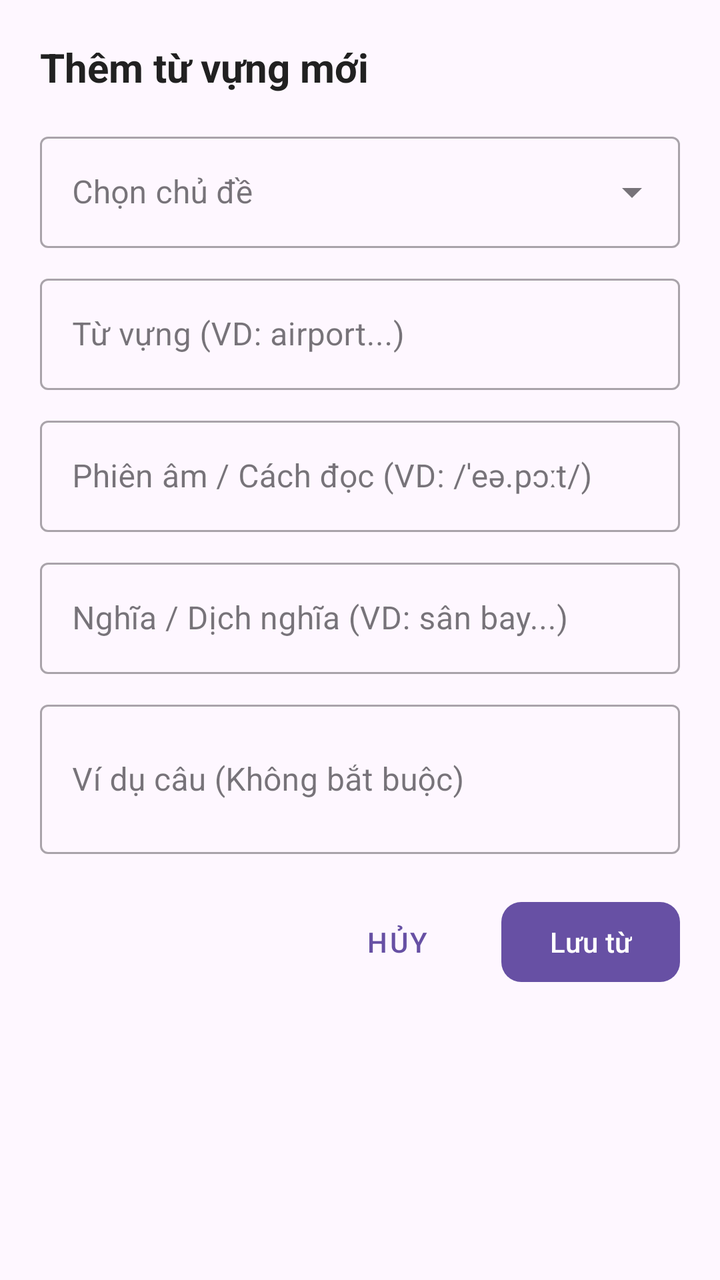
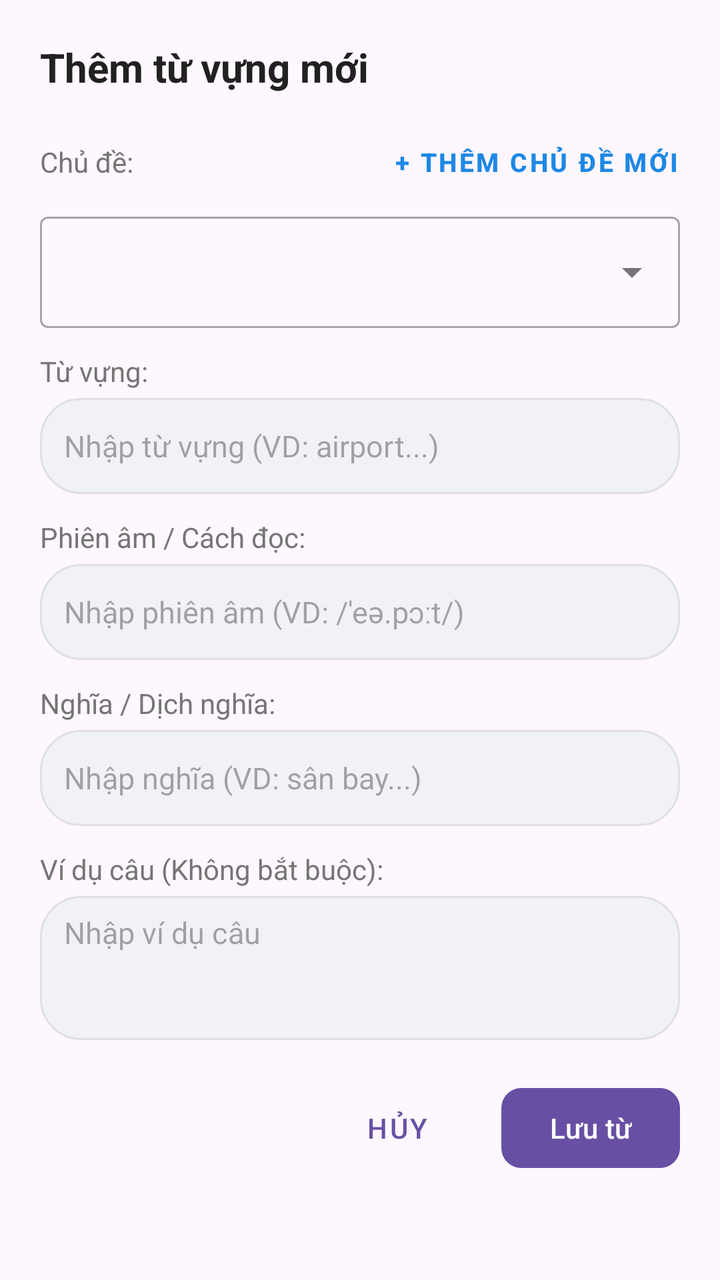

The first picture is an Android layout as it rendered before a commit; the second is the same layout after the commit. The layout source and the unified diff follow.
<!-- AndroidManifest.xml: application theme Theme.ProjectHocTiengAnh -->
<!-- res/layout/dialog_them_tu_vung.xml -->
<?xml version="1.0" encoding="utf-8"?>
<LinearLayout xmlns:android="http://schemas.android.com/apk/res/android"
    xmlns:app="http://schemas.android.com/apk/res-auto"
    android:layout_width="match_parent"
    android:layout_height="wrap_content"
    android:orientation="vertical"
    android:padding="20dp">

    <TextView
        android:id="@+id/tvDialogTitle"
        android:layout_width="wrap_content"
        android:layout_height="wrap_content"
        android:text="Thêm từ vựng mới"
        android:textColor="@color/text_primary"
        android:textSize="20sp"
        android:textStyle="bold" />

    
    <com.google.android.material.textfield.TextInputLayout
        android:id="@+id/layoutSelectTopic"
        style="@style/Widget.MaterialComponents.TextInputLayout.OutlinedBox.ExposedDropdownMenu"
        android:layout_width="match_parent"
        android:layout_height="wrap_content"
        android:layout_marginTop="16dp"
        android:hint="Chọn chủ đề">

        <AutoCompleteTextView
            android:id="@+id/actvSelectTopic"
            android:layout_width="match_parent"
            android:layout_height="wrap_content"
            android:inputType="none" />
    </com.google.android.material.textfield.TextInputLayout>

    <com.google.android.material.textfield.TextInputLayout
        style="@style/Widget.MaterialComponents.TextInputLayout.OutlinedBox"
        android:layout_width="match_parent"
        android:layout_height="wrap_content"
        android:layout_marginTop="10dp"
        android:hint="Từ vựng (VD: airport...)">

        <com.google.android.material.textfield.TextInputEditText
            android:id="@+id/etWord"
            android:layout_width="match_parent"
            android:layout_height="wrap_content"
            android:inputType="textCapSentences|textMultiLine" />
    </com.google.android.material.textfield.TextInputLayout>

    <com.google.android.material.textfield.TextInputLayout
        style="@style/Widget.MaterialComponents.TextInputLayout.OutlinedBox"
        android:layout_width="match_parent"
        android:layout_height="wrap_content"
        android:layout_marginTop="10dp"
        android:hint="Phiên âm / Cách đọc (VD: /ˈeə.pɔːt/)">

        <com.google.android.material.textfield.TextInputEditText
            android:id="@+id/etPhonetic"
            android:layout_width="match_parent"
            android:layout_height="wrap_content"
            android:inputType="textCapSentences" />
    </com.google.android.material.textfield.TextInputLayout>

    <com.google.android.material.textfield.TextInputLayout
        style="@style/Widget.MaterialComponents.TextInputLayout.OutlinedBox"
        android:layout_width="match_parent"
        android:layout_height="wrap_content"
        android:layout_marginTop="10dp"
        android:hint="Nghĩa / Dịch nghĩa (VD: sân bay...)">

        <com.google.android.material.textfield.TextInputEditText
            android:id="@+id/etMeaning"
            android:layout_width="match_parent"
            android:layout_height="wrap_content"
            android:inputType="textCapSentences|textMultiLine" />
    </com.google.android.material.textfield.TextInputLayout>

    <com.google.android.material.textfield.TextInputLayout
        style="@style/Widget.MaterialComponents.TextInputLayout.OutlinedBox"
        android:layout_width="match_parent"
        android:layout_height="wrap_content"
        android:layout_marginTop="10dp"
        android:hint="Ví dụ câu (Không bắt buộc)">

        <com.google.android.material.textfield.TextInputEditText
            android:id="@+id/etExample"
            android:layout_width="match_parent"
            android:layout_height="wrap_content"
            android:inputType="textCapSentences|textMultiLine"
            android:minLines="2" />
    </com.google.android.material.textfield.TextInputLayout>

    <LinearLayout
        android:layout_width="match_parent"
        android:layout_height="wrap_content"
        android:layout_marginTop="20dp"
        android:gravity="end"
        android:orientation="horizontal">

        <com.google.android.material.button.MaterialButton
            android:id="@+id/btnCancelWord"
            style="@style/Widget.MaterialComponents.Button.TextButton"
            android:layout_width="wrap_content"
            android:layout_height="wrap_content"
            android:text="Hủy" />

        <com.google.android.material.button.MaterialButton
            android:id="@+id/btnSaveWord"
            android:layout_width="wrap_content"
            android:layout_height="wrap_content"
            android:layout_marginStart="8dp"
            android:text="Lưu từ"
            app:cornerRadius="10dp" />

    </LinearLayout>

</LinearLayout>
<!-- resources referenced by this layout -->
<resources>
  <color name="text_primary">#212121</color>
  <style name="Theme.ProjectHocTiengAnh" parent="Base.Theme.ProjectHocTiengAnh" />
  <style name="Base.Theme.ProjectHocTiengAnh" parent="Theme.Material3.DayNight.NoActionBar">
          
          
      </style>
</resources>

<!-- the commit's change to res/layout/dialog_them_tu_vung.xml (unified diff, before → after) -->
@@ -16,13 +16,40 @@
         android:textStyle="bold" />
 
     
+    <LinearLayout
+        android:layout_width="match_parent"
+        android:layout_height="wrap_content"
+        android:layout_marginTop="16dp"
+        android:gravity="center_vertical"
+        android:orientation="horizontal">
+
+        <TextView
+            android:layout_width="0dp"
+            android:layout_height="wrap_content"
+            android:layout_weight="1"
+            android:text="Chủ đề:"
+            android:textColor="@color/text_secondary"
+            android:textSize="14sp" />
+
+        <com.google.android.material.button.MaterialButton
+            android:id="@+id/btnQuickAddTopic"
+            style="@style/Widget.MaterialComponents.Button.TextButton"
+            android:layout_width="wrap_content"
+            android:layout_height="36dp"
+            android:padding="0dp"
+            android:text="+ Thêm chủ đề mới"
+            android:textColor="@color/primary"
+            android:textSize="13sp"
+            android:textStyle="bold" />
+
+    </LinearLayout>
+
     <com.google.android.material.textfield.TextInputLayout
         android:id="@+id/layoutSelectTopic"
         style="@style/Widget.MaterialComponents.TextInputLayout.OutlinedBox.ExposedDropdownMenu"
         android:layout_width="match_parent"
         android:layout_height="wrap_content"
-        android:layout_marginTop="16dp"
-        android:hint="Chọn chủ đề">
+        android:layout_marginTop="4dp">
 
         <AutoCompleteTextView
             android:id="@+id/actvSelectTopic"
@@ -31,62 +58,87 @@
             android:inputType="none" />
     </com.google.android.material.textfield.TextInputLayout>
 
-    <com.google.android.material.textfield.TextInputLayout
-        style="@style/Widget.MaterialComponents.TextInputLayout.OutlinedBox"
+    
+    <TextView
+        android:layout_width="wrap_content"
+        android:layout_height="wrap_content"
+        android:layout_marginTop="12dp"
+        android:text="Từ vựng:"
+        android:textColor="@color/text_secondary"
+        android:textSize="14sp" />
+
+    <EditText
+        android:id="@+id/etWord"
         android:layout_width="match_parent"
+        android:layout_height="48dp"
+        android:layout_marginTop="4dp"
+        android:background="@drawable/bg_pill_unselected"
+        android:hint="Nhập từ vựng (VD: airport...)"
+        android:inputType="textCapSentences"
+        android:paddingHorizontal="12dp"
+        android:textSize="15sp" />
+
+    
+    <TextView
+        android:layout_width="wrap_content"
         android:layout_height="wrap_content"
-        android:layout_marginTop="10dp"
-        android:hint="Từ vựng (VD: airport...)">
+        android:layout_marginTop="12dp"
+        android:text="Phiên âm / Cách đọc:"
+        android:textColor="@color/text_secondary"
+        android:textSize="14sp" />
 
-        <com.google.android.material.textfield.TextInputEditText
-            android:id="@+id/etWord"
-            android:layout_width="match_parent"
-            android:layout_height="wrap_content"
-            android:inputType="textCapSentences|textMultiLine" />
-    </com.google.android.material.textfield.TextInputLayout>
+    <EditText
+        android:id="@+id/etPhonetic"
+        android:layout_width="match_parent"
+        android:layout_height="48dp"
+        android:layout_marginTop="4dp"
+        android:background="@drawable/bg_pill_unselected"
+        android:hint="Nhập phiên âm (VD: /ˈeə.pɔːt/)"
+        android:inputType="textCapSentences"
+        android:paddingHorizontal="12dp"
+        android:textSize="15sp" />
 
-    <com.google.android.material.textfield.TextInputLayout
-        style="@style/Widget.MaterialComponents.TextInputLayout.OutlinedBox"
+    
+    <TextView
+        android:layout_width="wrap_content"
+        android:layout_height="wrap_content"
+        android:layout_marginTop="12dp"
+        android:text="Nghĩa / Dịch nghĩa:"
+        android:textColor="@color/text_secondary"
+        android:textSize="14sp" />
+
+    <EditText
+        android:id="@+id/etMeaning"
         android:layout_width="match_parent"
+        android:layout_height="48dp"
+        android:layout_marginTop="4dp"
+        android:background="@drawable/bg_pill_unselected"
+        android:hint="Nhập nghĩa (VD: sân bay...)"
+        android:inputType="textCapSentences"
+        android:paddingHorizontal="12dp"
+        android:textSize="15sp" />
+
+    
+    <TextView
+        android:layout_width="wrap_content"
         android:layout_height="wrap_content"
-        android:layout_marginTop="10dp"
-        android:hint="Phiên âm / Cách đọc (VD: /ˈeə.pɔːt/)">
+        android:layout_marginTop="12dp"
+        android:text="Ví dụ câu (Không bắt buộc):"
+        android:textColor="@color/text_secondary"
+        android:textSize="14sp" />
 
-        <com.google.android.material.textfield.TextInputEditText
-            android:id="@+id/etPhonetic"
-            android:layout_width="match_parent"
-            android:layout_height="wrap_content"
-            android:inputType="textCapSentences" />
-    </com.google.android.material.textfield.TextInputLayout>
-
-    <com.google.android.material.textfield.TextInputLayout
-        style="@style/Widget.MaterialComponents.TextInputLayout.OutlinedBox"
+    <EditText
+        android:id="@+id/etExample"
         android:layout_width="match_parent"
-        android:layout_height="wrap_content"
-        android:layout_marginTop="10dp"
-        android:hint="Nghĩa / Dịch nghĩa (VD: sân bay...)">
-
-        <com.google.android.material.textfield.TextInputEditText
-            android:id="@+id/etMeaning"
-            android:layout_width="match_parent"
-            android:layout_height="wrap_content"
-            android:inputType="textCapSentences|textMultiLine" />
-    </com.google.android.material.textfield.TextInputLayout>
-
-    <com.google.android.material.textfield.TextInputLayout
-        style="@style/Widget.MaterialComponents.TextInputLayout.OutlinedBox"
-        android:layout_width="match_parent"
-        android:layout_height="wrap_content"
-        android:layout_marginTop="10dp"
-        android:hint="Ví dụ câu (Không bắt buộc)">
-
-        <com.google.android.material.textfield.TextInputEditText
-            android:id="@+id/etExample"
-            android:layout_width="match_parent"
-            android:layout_height="wrap_content"
-            android:inputType="textCapSentences|textMultiLine"
-            android:minLines="2" />
-    </com.google.android.material.textfield.TextInputLayout>
+        android:layout_height="72dp"
+        android:layout_marginTop="4dp"
+        android:background="@drawable/bg_pill_unselected"
+        android:gravity="top|start"
+        android:hint="Nhập ví dụ câu"
+        android:inputType="textCapSentences|textMultiLine"
+        android:paddingHorizontal="12dp"
+        android:paddingVertical="8dp"
+        android:textSize="15sp" />
 
     <LinearLayout
         android:layout_width="match_parent"
<!-- resource entries referenced after the edit -->
@@ -1,7 +1,20 @@
 <!-- resources referenced by this layout -->
 <resources>
+  <color name="primary">#1E88E5</color>
   <color name="text_primary">#212121</color>
+  <color name="text_secondary">#757575</color>
+  <!-- drawable bg_pill_unselected (drawable) -->
+  <?xml version="1.0" encoding="utf-8"?>
+  <shape xmlns:android="http://schemas.android.com/apk/res/android"
+      android:shape="rectangle">
+      <solid android:color="@color/pill_unselected_bg" />
+      <corners android:radius="20dp" />
+      <stroke
+          android:width="1dp"
+          android:color="#E0E0E0" />
+  </shape>
   <style name="Theme.ProjectHocTiengAnh" parent="Base.Theme.ProjectHocTiengAnh" />
+  <color name="pill_unselected_bg">#F0F2F5</color>
   <style name="Base.Theme.ProjectHocTiengAnh" parent="Theme.Material3.DayNight.NoActionBar">
           
           
